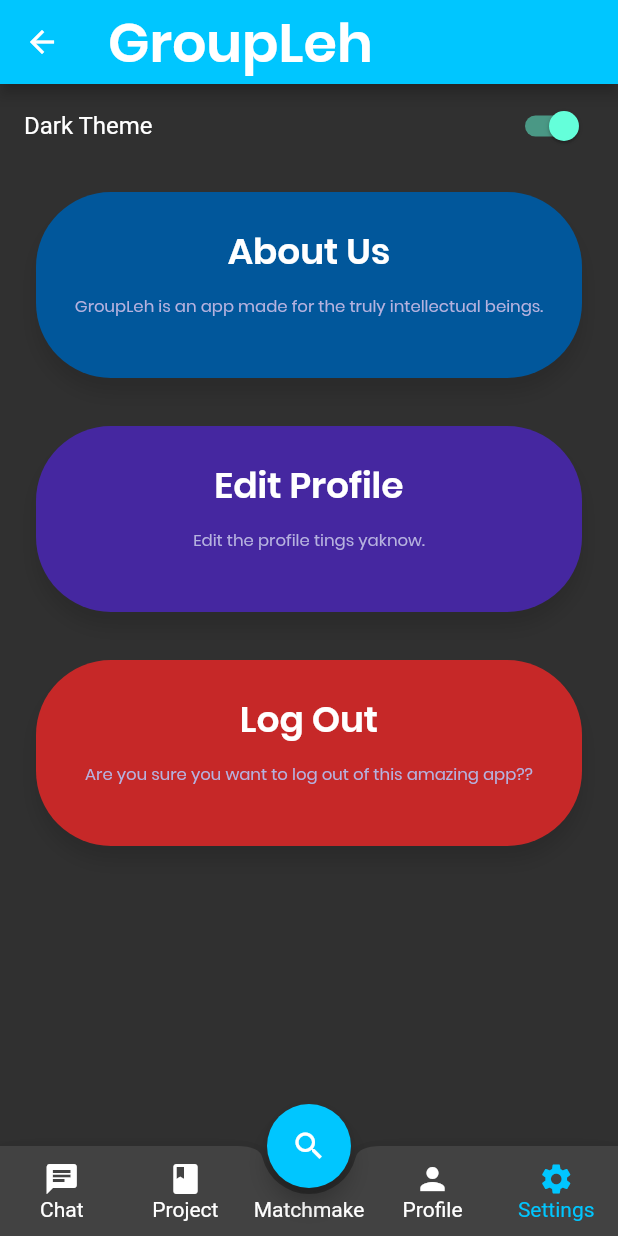
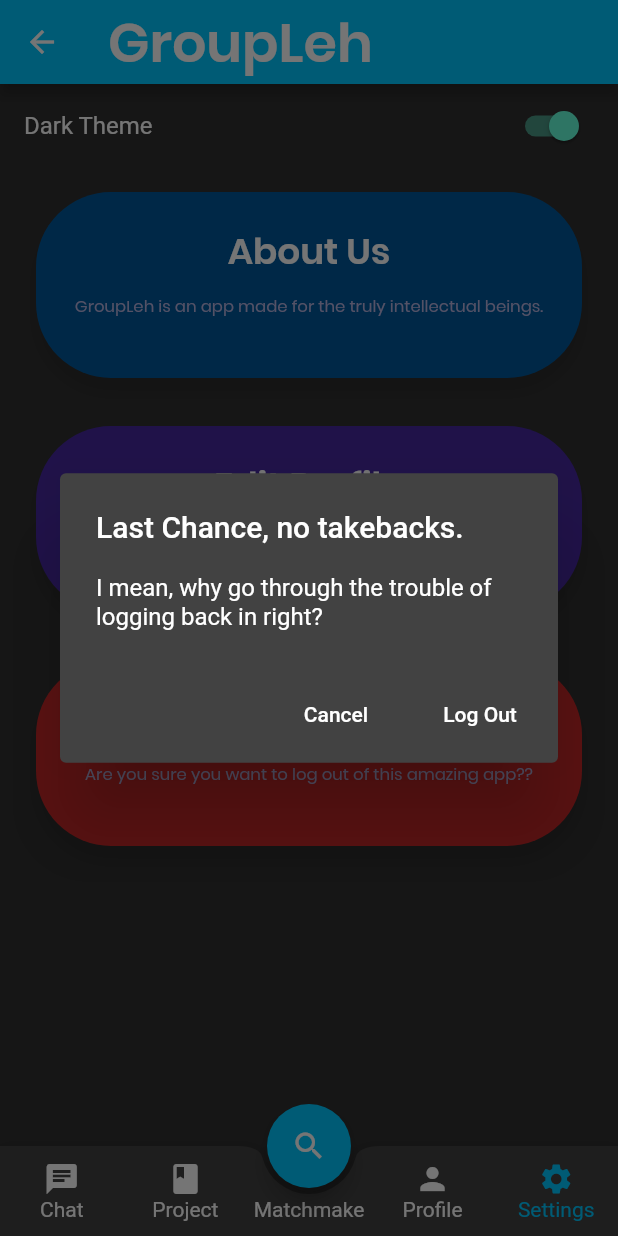
Before and after one commit to Kaioru/groupleh, a Flutter app: the App screen opened directly with empty values, item 4 of the bottom bar chosen, after a tap on "Log Out", on a phone screen of 412 x 824 dp. Run offline on Flutter 3.47's test engine with Material 2 defaults, Android fonts, the phone set to English and light mode, and no system bars; our stand-ins replace cloud_firestore, firebase_auth, firebase_storage, image_picker; missing offline and left inert: firestore_ui; accounts and stored records are empty; network calls fail.

Commit message:
save me from the nothing ive become

```diff
--- a/lib/app/settings/settings.dart
+++ b/lib/app/settings/settings.dart
@@ -45,6 +45,37 @@ class _Settings extends State<Settings> {
 
   @override
   Widget build(BuildContext context) {
+    void _showDialog() {
+      // flutter defined function
+      showDialog(
+        context: context,
+        builder: (BuildContext context) {
+          // return object of type Dialog
+          return AlertDialog(
+            title: new Text("Last Chance, no takebacks."),
+            content: new Text(
+                "I mean, why go through the trouble of logging back in right?"),
+            actions: <Widget>[
+              // usually buttons at the bottom of the dialog
+              new FlatButton(
+                child: new Text("Cancel"),
+                onPressed: () {
+                  Navigator.of(context).pop();
+                },
+              ),
+              new FlatButton(
+                child: new Text("Log Out"),
+                onPressed: () {
+                  Navigator.pushReplacement(context,
+                      MaterialPageRoute(builder: (context) => Login()));
+                },
+              ),
+            ],
+          );
+        },
+      );
+    }
+
     return Column(
       mainAxisAlignment: MainAxisAlignment.start,
       children: <Widget>[
@@ -67,7 +98,9 @@ class _Settings extends State<Settings> {
         ),
         GestureDetector(
           onTap: () => Navigator.push(
-              context, MaterialPageRoute(builder: (context) => ProfileEdit(state.profile))),
+              context,
+              MaterialPageRoute(
+                  builder: (context) => ProfileEdit(state.profile))),
           child: GLRow2(
             title: "Edit Profile",
             desc: "Edit the profile tings yaknow.",
@@ -76,7 +109,9 @@ class _Settings extends State<Settings> {
           ),
         ),
         GestureDetector(
-          onTap: () {},
+          onTap: () {
+            _showDialog();
+          },
           child: GLRow2(
             title: "Log Out",
             desc: "Are you sure you want to log out of this amazing app??",
```
